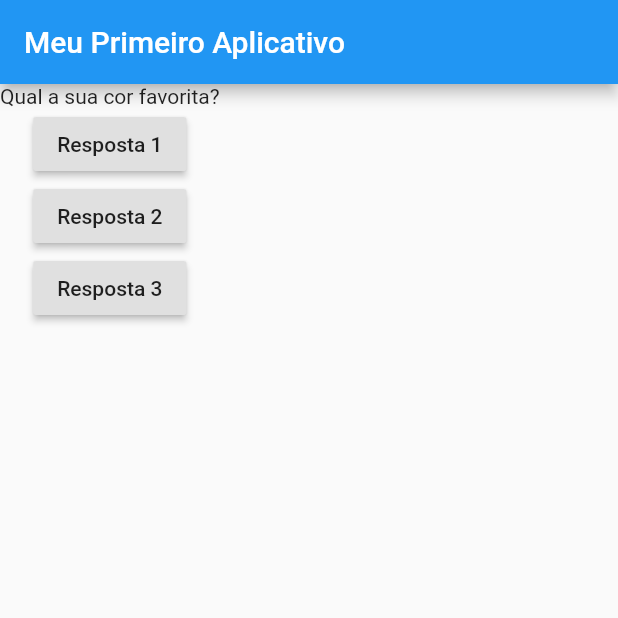
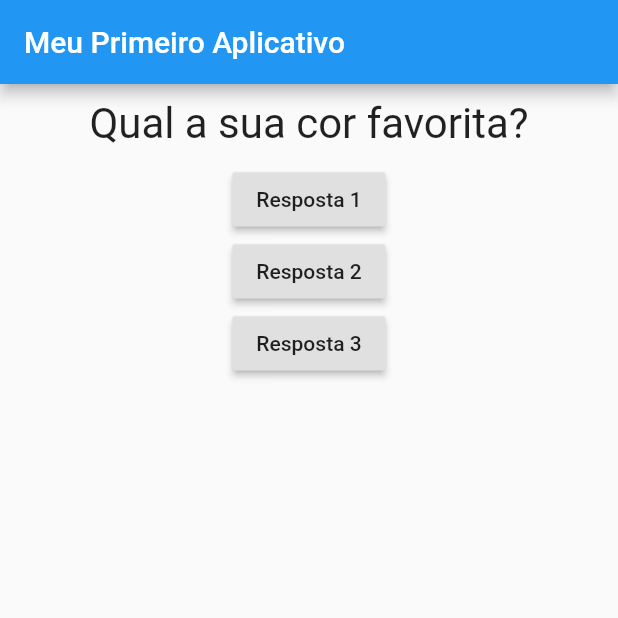
Before and after one commit to brunakaufmann/Quizz-app, a Flutter app: the screen it shows after launch, on a phone screen of 412 x 824 dp, the top half of it. Run offline on Flutter 3.47's test engine with Material 2 defaults, Android fonts, the light colour scheme and no system bars.

Commit message:
First Styling & Layouting Steps

```diff
--- a/lib/question.dart
+++ b/lib/question.dart
@@ -7,6 +7,14 @@
 
   @override
   Widget build(BuildContext context) {
-    return Text(questionText);
+    return Container(
+      width: double.infinity,
+      margin: EdgeInsets.all(10.0),
+      child: Text(
+        questionText,
+        style: TextStyle(fontSize: 28),
+        textAlign: TextAlign.center,
+      ),
+    );
   }
 }
```
